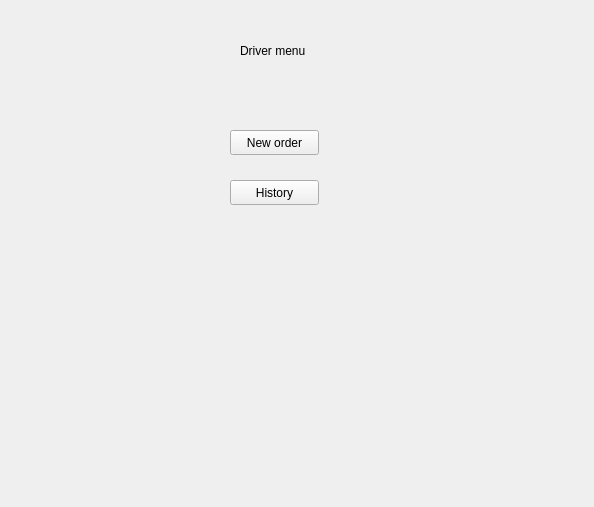
The window that sdi_app/gui/menu_driver.ui (FratiaXd/SDI) describes before a commit, drawn with Qt 5.
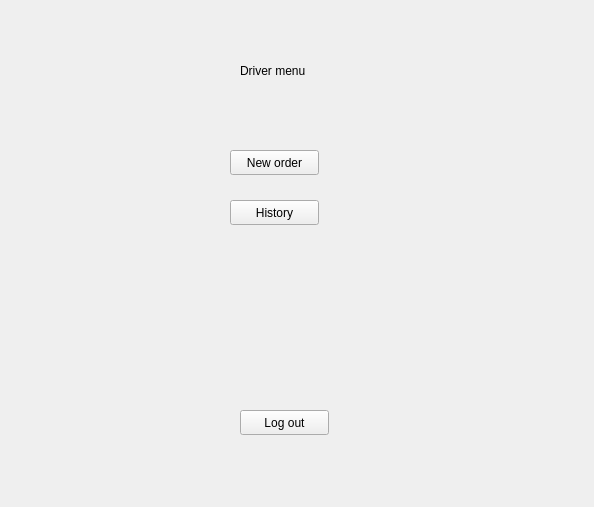
The same window after the commit.

Diff of the .ui file:
```diff
--- a/sdi_app/gui/menu_driver.ui
+++ b/sdi_app/gui/menu_driver.ui
@@ -13,37 +13,21 @@
   <property name="windowTitle">
    <string>Form</string>
   </property>
-  <widget class="QPushButton" name="pushButton">
+  <widget class="QStackedWidget" name="stackedWidget">
    <property name="geometry">
     <rect>
-     <x>230</x>
-     <y>130</y>
-     <width>89</width>
-     <height>25</height>
+     <x>0</x>
+     <y>0</y>
+     <width>591</width>
+     <height>511</height>
     </rect>
    </property>
-   <property name="text">
-    <string>New order</string>
-   </property>
-  </widget>
-  <widget class="QPushButton" name="pushButton_2">
-   <property name="geometry">
-    <rect>
-     <x>230</x>
-     <y>180</y>
-     <width>89</width>
-     <height>25</height>
-    </rect>
-   </property>
-   <property name="text">
-    <string>History</string>
-   </property>
-  </widget>
+   <widget class="QWidget" name="page">
   <widget class="QLabel" name="label">
    <property name="geometry">
     <rect>
      <x>240</x>
-     <y>30</y>
+       <y>50</y>
      <width>191</width>
      <height>41</height>
     </rect>
@@ -51,6 +35,48 @@
    <property name="text">
     <string>Driver menu</string>
    </property>
+    </widget>
+    <widget class="QPushButton" name="pushButton_2">
+     <property name="geometry">
+      <rect>
+       <x>230</x>
+       <y>200</y>
+       <width>89</width>
+       <height>25</height>
+      </rect>
+     </property>
+     <property name="text">
+      <string>History</string>
+     </property>
+    </widget>
+    <widget class="QPushButton" name="pushButton">
+     <property name="geometry">
+      <rect>
+       <x>230</x>
+       <y>150</y>
+       <width>89</width>
+       <height>25</height>
+      </rect>
+     </property>
+     <property name="text">
+      <string>New order</string>
+     </property>
+    </widget>
+    <widget class="QPushButton" name="pushButton_3">
+     <property name="geometry">
+      <rect>
+       <x>240</x>
+       <y>410</y>
+       <width>89</width>
+       <height>25</height>
+      </rect>
+     </property>
+     <property name="text">
+      <string>Log out</string>
+     </property>
+    </widget>
+   </widget>
+   <widget class="QWidget" name="page_2"/>
   </widget>
  </widget>
  <resources/>
```
Lines whose indentation alone changed are shown as unchanged.
